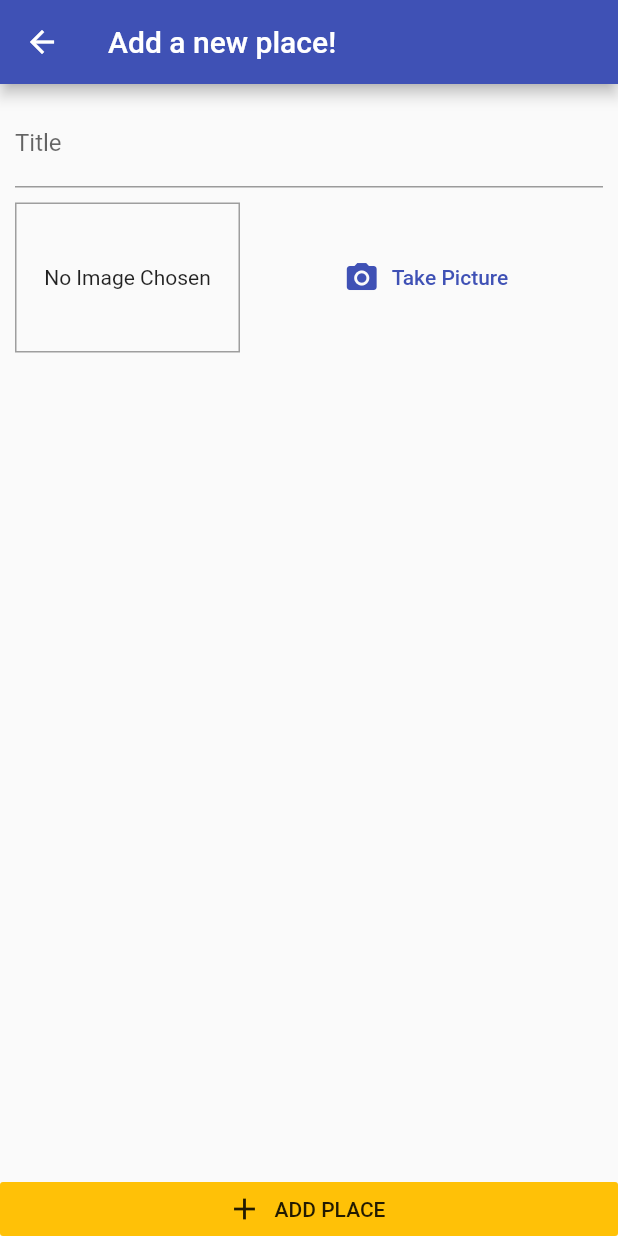
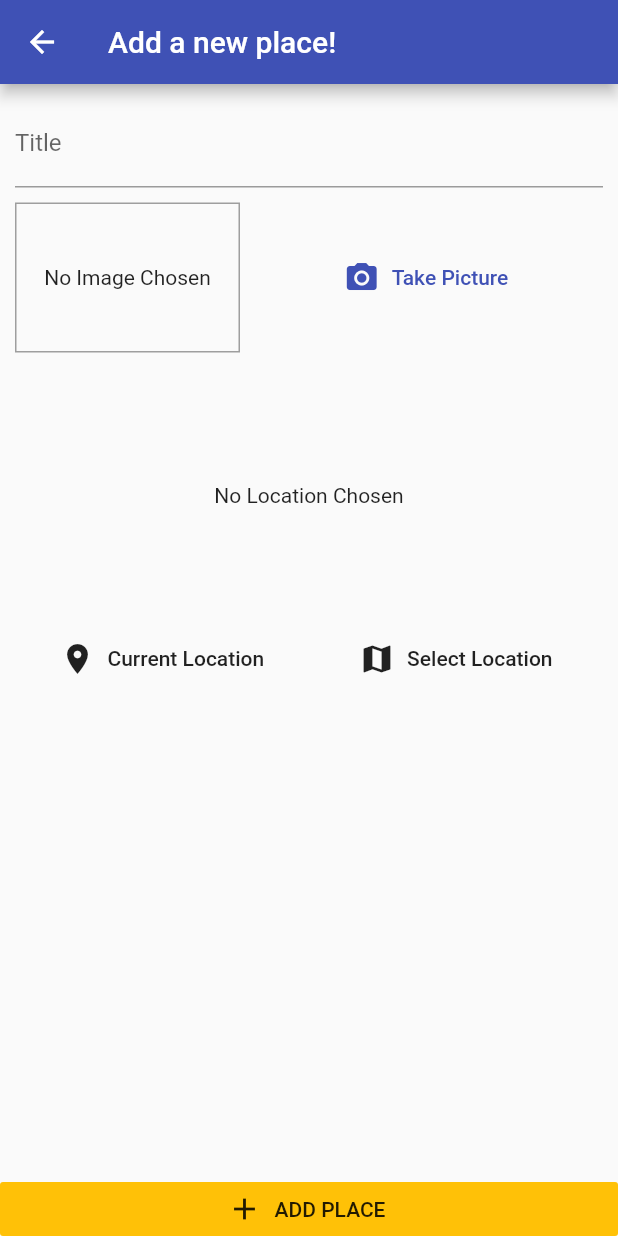
Before and after one commit to salim-joshua/places_app, a Flutter app: the AddPlaceScreen screen opened by its route, on a phone screen of 412 x 824 dp. Run offline on Flutter 3.47's test engine with Material 2 defaults, Android fonts, the phone set to English and light mode, and no system bars; our stand-ins replace image_picker, sqflite; accounts and stored records are empty.

Commit message:
added location input widget

```diff
--- a/lib/screens/add_place_screen.dart
+++ b/lib/screens/add_place_screen.dart
@@ -4,6 +4,7 @@ import 'package:flutter/material.dart';
 import 'package:provider/provider.dart';
 
 import '../widgets/image_input.dart';
+import '../widgets/location_input.dart';
 import '../providers/places_provider.dart';
 
 class AddPlaceScreen extends StatefulWidget {
@@ -53,6 +54,10 @@ class _AddPlaceScreenState extends State<AddPlaceScreen> {
                       height: 10,
                     ),
                     ImageInput(_selectImage),
+                    SizedBox(
+                      height: 10,
+                    ),
+                    LocationInput(),
                   ],
                 ),
               ),
--- /dev/null
+++ b/lib/widgets/location_input.dart
@@ -0,0 +1,45 @@
+import 'package:flutter/material.dart';
+
+class LocationInput extends StatefulWidget {
+  @override
+  _LocationInputState createState() => _LocationInputState();
+}
+
+class _LocationInputState extends State<LocationInput> {
+  String _previewImageUrl;
+
+  @override
+  Widget build(BuildContext context) {
+    return Column(
+      children: <Widget>[
+        Container(
+          alignment: Alignment.center,
+          height: 170,
+          width: double.infinity,
+          child: _previewImageUrl == null
+              ? Text('No Location Chosen', textAlign: TextAlign.center)
+              : Image.network(
+                  _previewImageUrl,
+                  fit: BoxFit.cover,
+                  width: double.infinity,
+                ),
+        ),
+        Row(
+          mainAxisAlignment: MainAxisAlignment.spaceAround,
+          children: <Widget>[
+            FlatButton.icon(
+              icon: Icon(Icons.location_on),
+              label: Text('Current Location'),
+              onPressed: () {},
+            ),
+            FlatButton.icon(
+              icon: Icon(Icons.map),
+              label: Text('Select Location'),
+              onPressed: () {},
+            ),
+          ],
+        )
+      ],
+    );
+  }
+}
--- a/pubspec.yaml
+++ b/pubspec.yaml
@@ -24,6 +24,7 @@ dependencies:
   path_provider: ^1.5.1
   path: ^1.6.4
   sqflite: ^1.2.0
+  location: ^2.3.5
 
   # The following adds the Cupertino Icons font to your application.
   # Use with the CupertinoIcons class for iOS style icons.
```
Also changed, not shown: pubspec.lock.
